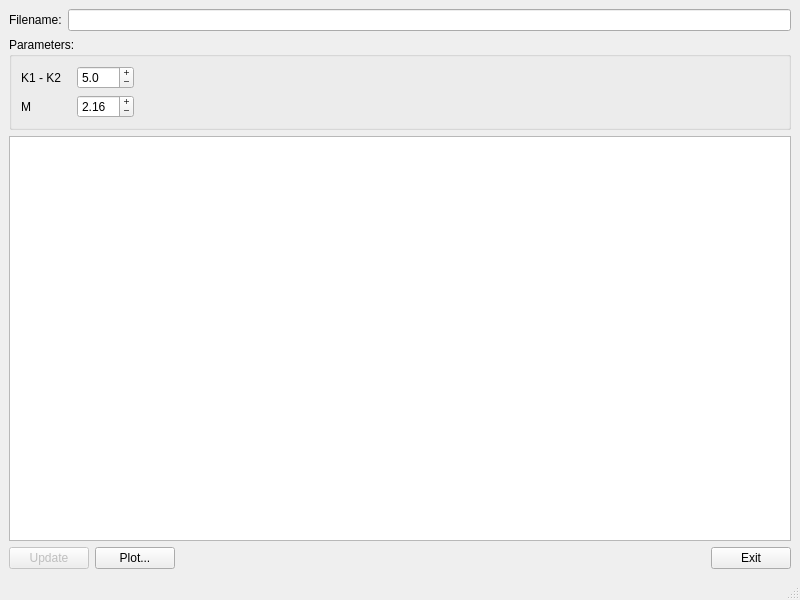
Above: ui/mainwindow.ui from rodnaxel/FindPair before the change. Below: the same form after it.
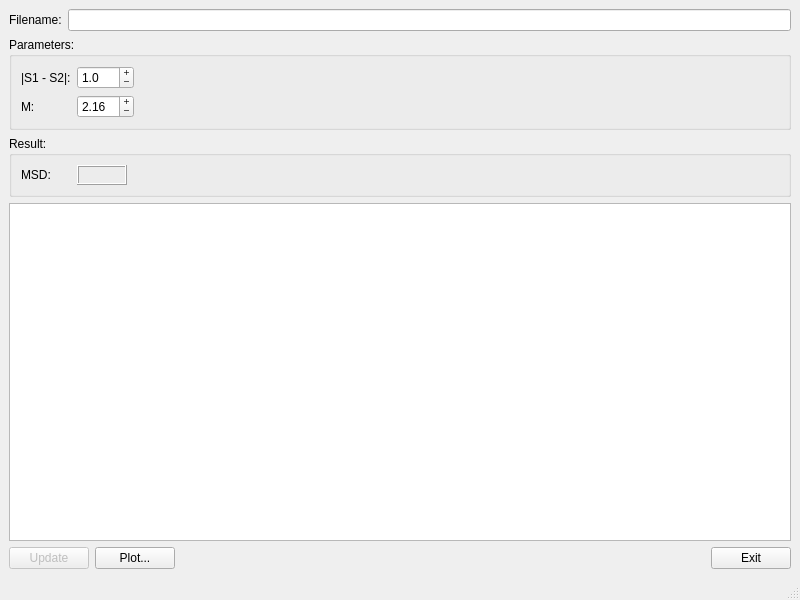
That is the form after the change.

```diff
--- a/ui/mainwindow.ui
+++ b/ui/mainwindow.ui
@@ -59,7 +59,7 @@
             </size>
            </property>
            <property name="text">
-            <string>K1 - K2</string>
+            <string>|S1 - S2|:</string>
            </property>
           </widget>
          </item>
@@ -81,7 +81,7 @@
             <double>0.500000000000000</double>
            </property>
            <property name="value">
-            <double>5.000000000000000</double>
+            <double>1.000000000000000</double>
            </property>
           </widget>
          </item>
@@ -111,7 +111,7 @@
             </size>
            </property>
            <property name="text">
-            <string>M</string>
+            <string>M:</string>
            </property>
           </widget>
          </item>
@@ -158,6 +158,64 @@
       </layout>
      </widget>
     </item>
+    <item>
+     <widget class="QGroupBox" name="groupBox">
+      <property name="title">
+       <string>Result:</string>
+      </property>
+      <layout class="QVBoxLayout" name="verticalLayout_3">
+       <item>
+        <layout class="QHBoxLayout" name="layout">
+         <item>
+          <widget class="QLabel" name="label_4">
+           <property name="minimumSize">
+            <size>
+             <width>50</width>
+             <height>0</height>
+            </size>
+           </property>
+           <property name="text">
+            <string>MSD:</string>
+           </property>
+          </widget>
+         </item>
+         <item>
+          <widget class="QLabel" name="msdLabel">
+           <property name="minimumSize">
+            <size>
+             <width>50</width>
+             <height>0</height>
+            </size>
+           </property>
+           <property name="frameShape">
+            <enum>QFrame::Box</enum>
+           </property>
+           <property name="frameShadow">
+            <enum>QFrame::Raised</enum>
+           </property>
+           <property name="text">
+            <string/>
+           </property>
+          </widget>
+         </item>
+         <item>
+          <spacer name="horizontalSpacer_4">
+           <property name="orientation">
+            <enum>Qt::Horizontal</enum>
+           </property>
+           <property name="sizeHint" stdset="0">
+            <size>
+             <width>40</width>
+             <height>20</height>
+            </size>
+           </property>
+          </spacer>
+         </item>
+        </layout>
+       </item>
+      </layout>
+     </widget>
+    </item>
     <item>
      <widget class="QTableView" name="tableView"/>
     </item>
```
Left out of the diff: 2 changed lines with no effect on the pictures.
